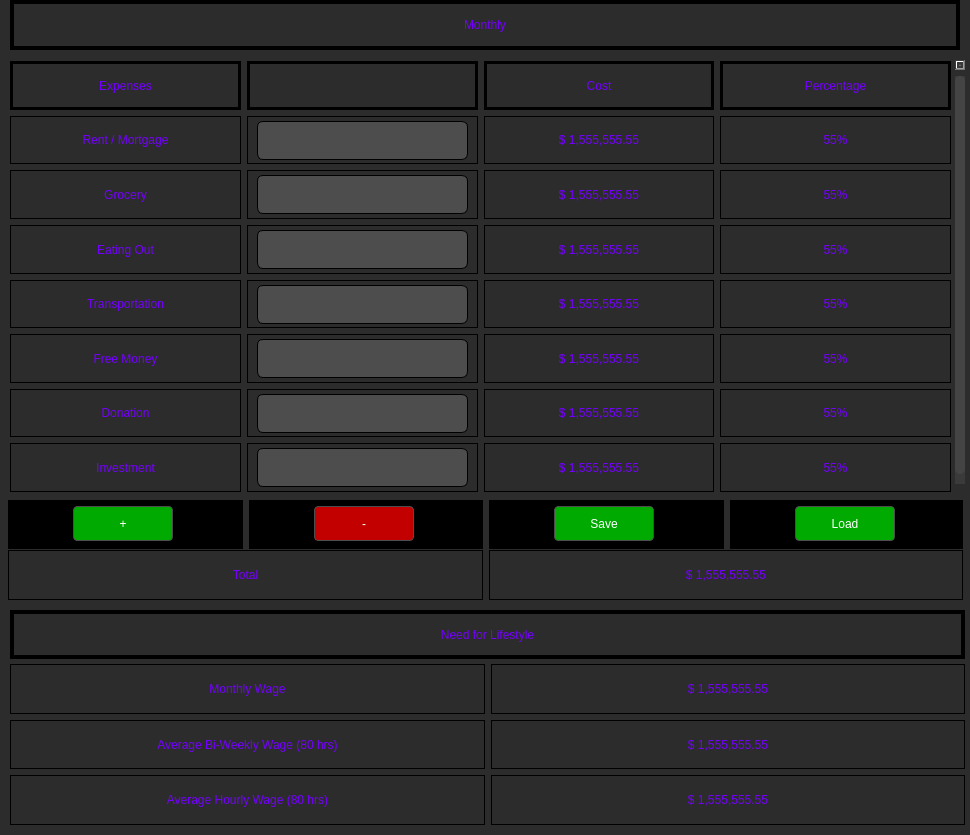
Before: the Qt Designer form ui/budget_planning_plan_ex.ui in DHouse185/Budget_App, drawn with Qt 5.
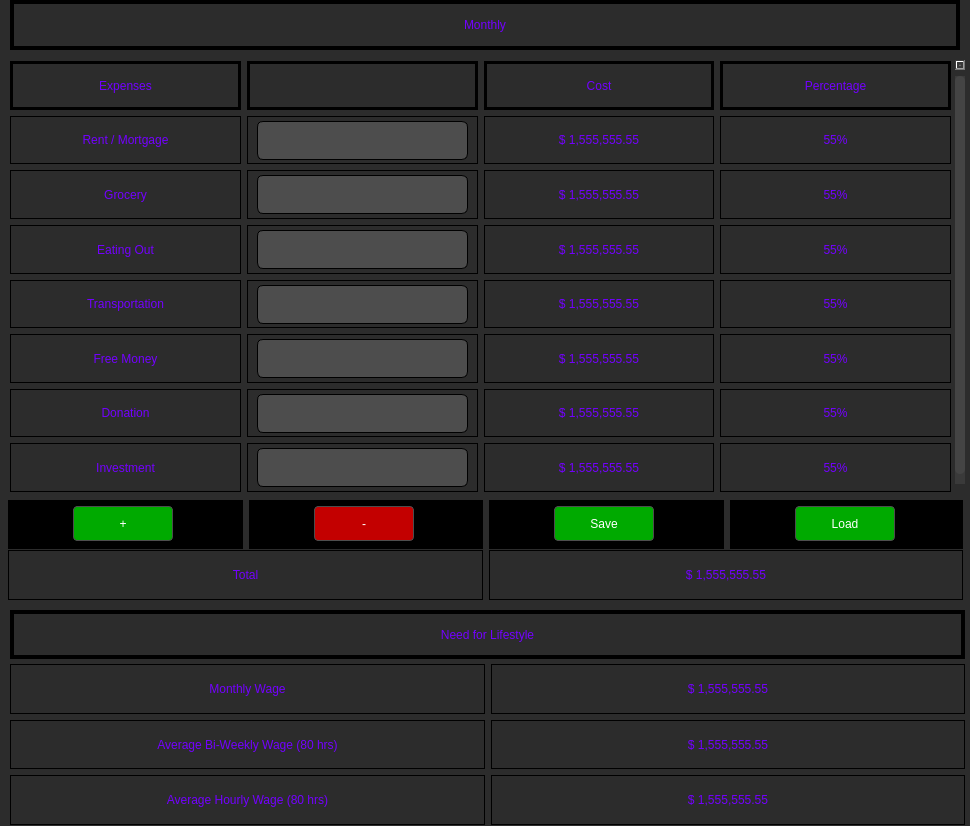
After: the same form once the commit is applied. Icons and pictures are not drawn.

```diff
--- a/ui/budget_planning_plan_ex.ui
+++ b/ui/budget_planning_plan_ex.ui
@@ -7,7 +7,7 @@
     <x>0</x>
     <y>0</y>
     <width>970</width>
-    <height>835</height>
+    <height>826</height>
    </rect>
   </property>
   <property name="windowTitle">
```
Left out of the diff: 14 changed lines with no effect on the pictures.
